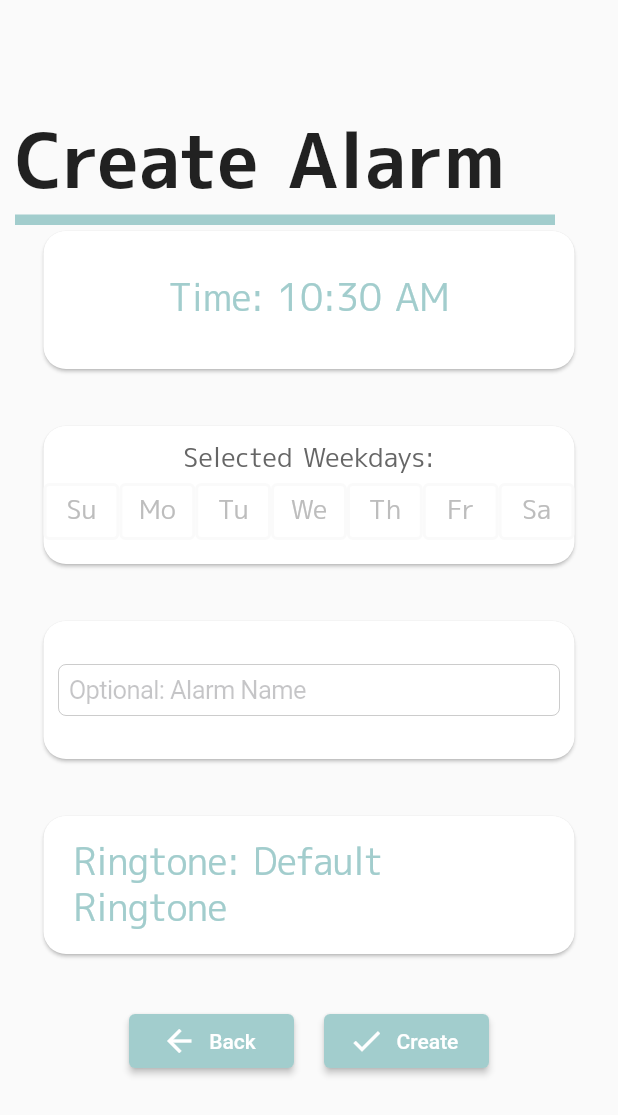
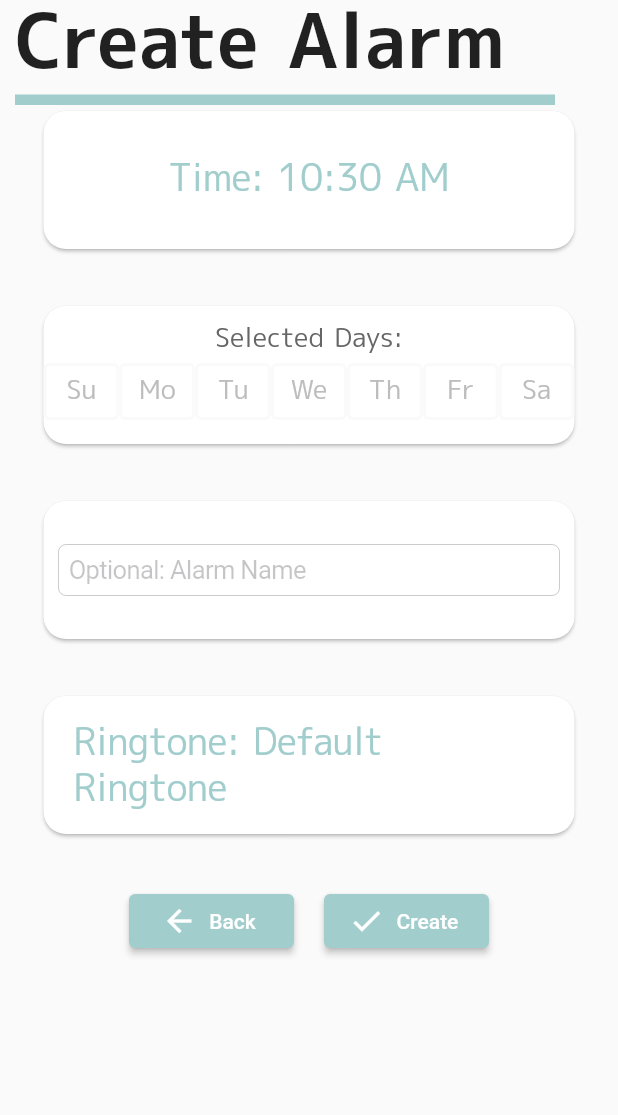
Before and after one commit to aceeedev/toki, a Flutter app: the AlarmPage screen opened directly, after a tap on the "add" icon, on a phone screen of 412 x 824 dp. Shown: the top 1115 px of the screen. Run offline on Flutter 3.47's test engine with Material 2 defaults, Android fonts, the phone set to English and light mode, and no system bars; our stand-ins replace audioplayers, flutter_local_notifications, flutter_native_timezone, rxdart, sqflite, timezone; missing offline and left inert: maze, notification_permissions; accounts and stored records are empty.

Commit message:
added safearea and fixed create alarm page
added create form provider, tested app on iPhone 5, and made puzzles work on smaller devices

```diff
--- a/lib/app.dart
+++ b/lib/app.dart
@@ -124,7 +124,8 @@ class _MyAppState extends State<MyApp> with WidgetsBindingObserver {
   @override
   Widget build(BuildContext context) {
     return Scaffold(
-      body: FutureBuilder(
+      body: SafeArea(
+        child: FutureBuilder(
           future: allowedNotificationsPerm,
           builder: (context, snapshot) {
             if (snapshot.connectionState == ConnectionState.waiting) {
@@ -182,6 +183,7 @@ class _MyAppState extends State<MyApp> with WidgetsBindingObserver {
           return const Text('No permission status yet');
 
           }),
+      ),
       bottomNavigationBar: BottomNavigationBar(
         items: [
           BottomNavigationBarItem(
--- a/lib/main.dart
+++ b/lib/main.dart
@@ -1,6 +1,7 @@
 import 'package:flutter/material.dart';
 import 'package:provider/provider.dart';
 import 'package:toki/providers/styles.dart';
+import 'package:toki/providers/create_form.dart';
 import 'package:toki/app.dart';
 
 void main() {
@@ -10,9 +11,11 @@ void main() {
     MultiProvider(
       providers: [
         ChangeNotifierProvider(create: (_) => Styles()),
+        ChangeNotifierProvider(create: (_) => CreateForm()),
       ],
       child: const MaterialApp(
         home: MyApp(),
+        debugShowCheckedModeBanner: false,
       ),
     ),
   );
--- a/lib/page/alarm_page.dart
+++ b/lib/page/alarm_page.dart
@@ -54,7 +54,8 @@ class _AlarmPageState extends State<AlarmPage> {
 
   @override
   Widget build(BuildContext context) => Scaffold(
-    body: Column(
+    body: SafeArea(
+      child: Column(
         crossAxisAlignment: CrossAxisAlignment.start,
         mainAxisAlignment: MainAxisAlignment.start,
         children: [
@@ -68,7 +69,7 @@ class _AlarmPageState extends State<AlarmPage> {
                 child: Align(
                   alignment: Alignment.topRight,
                   child: Padding(
-                  padding: const EdgeInsets.fromLTRB(0.0, 85.0, 20.0, 0.0),
+                    padding: const EdgeInsets.only(right: 20.0),
                     child: IconButton(
                       onPressed: () {
                         Navigator.of(context).push(MaterialPageRoute<void>(
@@ -103,6 +104,7 @@ class _AlarmPageState extends State<AlarmPage> {
           ),
         ]
       ),
+    ),
     floatingActionButton: FloatingActionButton(
       child: const Icon(Icons.add),
       backgroundColor: context.watch<Styles>().selectedAccentColor,
--- a/lib/page/create_alarm_page.dart
+++ b/lib/page/create_alarm_page.dart
@@ -5,6 +5,7 @@ import 'package:provider/provider.dart';
 import 'package:audioplayers/audioplayers.dart';
 import 'package:toki/backend/database_helpers.dart';
 import 'package:toki/backend/notification_api.dart';
+import 'package:toki/providers/create_form.dart';
 import 'package:toki/providers/styles.dart';
 import 'package:toki/model/alarm.dart';
 import 'package:toki/widget/page_title.dart';
@@ -17,7 +18,6 @@ class StatefulAlarmPage extends StatefulWidget {
 }
 
 class _StatefulAlarmPageState extends State<StatefulAlarmPage> {
-  DateTime time = DateTime.now();
   late TextEditingController _controller;
 
   List<DayButton> dayButtons = [
@@ -31,48 +31,32 @@ class _StatefulAlarmPageState extends State<StatefulAlarmPage> {
   ];
 
   String alarmName = "";
-  String alarmRingtone = "";
-  String alarmRingtoneName = "";
+
   late List<RingToneListTile> ringtoneListTiles;
-
   late List<Widget> listOfListViewWidgets;
 
-  Future setRingtone(String ringtoneName, String ringtone) async {
-    if (mounted) {
-      setState(() {
-        alarmRingtoneName = ringtoneName;
-      });
-
-      alarmRingtone = ringtone;
-    }
-  }
 
   List<RingToneListTile> createRingtoneListTiles() {
     return [
       RingToneListTile(
         title: 'Default Ringtone',
         sound: 'digital_alarm_sound.wav',
-        setRingtone: setRingtone,
       ),
       RingToneListTile(
         title: 'Beeping Ringtone',
         sound: 'beeping_alarm.wav',
-        setRingtone: setRingtone,
       ),
       RingToneListTile(
         title: 'Fast Beeping Ringtone',
         sound: 'fast_beeping.wav',
-        setRingtone: setRingtone,
       ),
       RingToneListTile(
         title: 'Melody Ringtone',
         sound: 'alarm_melody.wav',
-        setRingtone: setRingtone,
       ),
       RingToneListTile(
         title: 'Bell Ringtone',
         sound: 'bell_alarm.wav',
-        setRingtone: setRingtone,
       ),
     ];
   }
@@ -81,17 +65,16 @@ class _StatefulAlarmPageState extends State<StatefulAlarmPage> {
     return [
       _StyledCard(
         child: CupertinoButton(
-          onPressed: () => _showDialog(
+          onPressed: () =>
+            _showDialog(
               CupertinoDatePicker(
-              initialDateTime: time,
+                initialDateTime: context.read<CreateForm>().time,
                 mode: CupertinoDatePickerMode.time,
                 use24hFormat: false,
-              onDateTimeChanged: (DateTime newTime) {
-                setState(() => time = newTime);
-              },
+                onDateTimeChanged: (DateTime newTime) => context.read<CreateForm>().setTime(newTime),
               ),
             ),
-          child: Text('Time: ${DateFormat('hh:mm a').format(time)}',
+          child: Text('Time: ${DateFormat('hh:mm a').format(context.watch<CreateForm>().time)}',
               style: context.watch<Styles>().selectTimeText),
         ),
       ),
@@ -99,7 +82,7 @@ class _StatefulAlarmPageState extends State<StatefulAlarmPage> {
         child: Column(
           mainAxisAlignment: MainAxisAlignment.center,
           children: [
-            Text('Selected Weekdays:',
+            Text('Selected Days:',
                 style: context.watch<Styles>().mediumTextDefault),
             Row(
               mainAxisAlignment: MainAxisAlignment.start,
@@ -157,7 +140,7 @@ class _StatefulAlarmPageState extends State<StatefulAlarmPage> {
                   ],
                 ));
               }),
-          child: Text('Ringtone: $alarmRingtoneName',
+          child: Text('Ringtone: ${context.read<CreateForm>().ringtoneName}',
               style: context.watch<Styles>().selectTimeText),
         ),
       ),
@@ -198,21 +181,20 @@ class _StatefulAlarmPageState extends State<StatefulAlarmPage> {
 
   @override
   void initState() {
+    WidgetsBinding.instance?.addPostFrameCallback((timeStamp) {
+      context.read<CreateForm>().resetTime();
+      context.read<CreateForm>().setRingtoneName(ringtoneListTiles.first.title);
+      context.read<CreateForm>().setRingtoneSound(ringtoneListTiles.first.sound);
+    });
+
     ringtoneListTiles = createRingtoneListTiles();
-    alarmRingtoneName = ringtoneListTiles.first.title;
-    alarmRingtone = ringtoneListTiles.first.sound;
 
     _controller = TextEditingController();
     _controller.addListener(() {
       alarmName = _controller.text;
     });
+
     super.initState();
-  }
-
-  @override
-  void didChangeDependencies() {
-    super.didChangeDependencies();
-    listOfListViewWidgets = createListOfListViewWidgets();
   }
 
   @override
@@ -223,10 +205,13 @@ class _StatefulAlarmPageState extends State<StatefulAlarmPage> {
 
   @override
   Widget build(BuildContext context) {
+    listOfListViewWidgets = createListOfListViewWidgets();
+
     return Hero(
       tag: 'createAlarm',
       child: Scaffold(
-        body: Column(children: [
+        body: SafeArea(
+          child: Column(children: [
             const PageTitle(
               title: 'Create Alarm',
               padding: true,
@@ -245,6 +230,7 @@ class _StatefulAlarmPageState extends State<StatefulAlarmPage> {
                   itemCount: 5),
             )
           ]),
+        ),
       ),
     );
   }
@@ -295,7 +281,7 @@ class _StatefulAlarmPageState extends State<StatefulAlarmPage> {
       );
     } else {
       final alarm = Alarm(
-        time: time,
+        time: context.read<CreateForm>().time,
         selectedSu: selectedDays['Su']!,
         selectedMo: selectedDays['Mo']!,
         selectedTu: selectedDays['Tu']!,
@@ -304,7 +290,7 @@ class _StatefulAlarmPageState extends State<StatefulAlarmPage> {
         selectedFr: selectedDays['Fr']!,
         selectedSa: selectedDays['Sa']!,
         alarmName: alarmName,
-        alarmRingtone: alarmRingtone,
+        alarmRingtone: context.read<CreateForm>().ringtoneSound,
         alarmOn: true,
         currentAlarm: false,
       );
@@ -370,14 +356,12 @@ class _DayButtonState extends State<DayButton> {
 class RingToneListTile extends StatefulWidget {
   final String title;
   final String sound;
-  final Function setRingtone;
   AudioCache cache = AudioCache(prefix: 'assets/audios/');
 
   RingToneListTile(
       {Key? key,
       required this.title,
-      required this.sound,
-      required this.setRingtone})
+      required this.sound})
       : super(key: key);
 
   @override
@@ -394,7 +378,8 @@ class _RingToneListTileState extends State<RingToneListTile> {
             style: context.watch<Styles>().largeTextDefault,
           ),
           onPressed: () {
-            widget.setRingtone(widget.title, widget.sound);
+            context.read<CreateForm>().setRingtoneName(widget.title);
+            context.read<CreateForm>().setRingtoneSound(widget.sound);
             Navigator.of(context).pop();
           },
         ),
--- a/lib/page/leaderboard_page.dart
+++ b/lib/page/leaderboard_page.dart
@@ -9,7 +9,8 @@ class LeaderboardPage extends StatelessWidget {
   @override
   Widget build(BuildContext context) {
     return Scaffold(
-      body: Column(
+      body: SafeArea(
+        child: Column(
           children: [
             const PageTitle(
               title: 'Leaderboard',
@@ -25,6 +26,7 @@ class LeaderboardPage extends StatelessWidget {
             ),
           ]
         ),
+      ),
     );
   }
 }
--- a/lib/page/puzzle_page.dart
+++ b/lib/page/puzzle_page.dart
@@ -48,7 +48,8 @@ class _PuzzlePageState extends State<PuzzlePage> {
 
   @override
   Widget build(BuildContext context) => Scaffold(
-    body: Column(
+    body: SafeArea(
+      child: Column(
         crossAxisAlignment: CrossAxisAlignment.start,
         mainAxisAlignment: MainAxisAlignment.start,
         children: [
@@ -72,6 +73,7 @@ class _PuzzlePageState extends State<PuzzlePage> {
           ),
         ]
       ),
+    ),
   );
 
   Widget buildPuzzles() => ListView.builder(
--- a/lib/page/settings_page.dart
+++ b/lib/page/settings_page.dart
@@ -51,13 +51,14 @@ class _SettingsPageState extends State<SettingsPage> {
   @override
   Widget build(BuildContext context) {
     return Scaffold(
-      body: Column(
+      body: SafeArea(
+        child: Column(
           crossAxisAlignment: CrossAxisAlignment.start,
           children: [
             Align(
               alignment: Alignment.topLeft,
               child: Container(
-              padding: const EdgeInsets.fromLTRB(10.0, 50.0, 0.0, 10.0),
+                padding: const EdgeInsets.only(left: 10.0, bottom: 10.0),
                 child: IconButton(
                   onPressed: () => Navigator.pop(context),
                   icon: Icon(
@@ -128,6 +129,7 @@ class _SettingsPageState extends State<SettingsPage> {
             ),
           ]
         ),
+      ),
     );
   }
 
--- /dev/null
+++ b/lib/providers/create_form.dart
@@ -0,0 +1,36 @@
+import 'package:flutter/material.dart';
+
+
+class CreateForm with ChangeNotifier{
+  DateTime _time = DateTime.now();
+  String _ringtoneName = '';
+  String _ringtoneSound = '';
+
+  DateTime get time => _time;
+  String get ringtoneName => _ringtoneName;
+  String get ringtoneSound => _ringtoneSound;
+
+
+  void resetTime() {
+    _time = DateTime.now();
+    notifyListeners();
+  }
+
+  void setTime(DateTime newTime) {
+    _time = newTime;
+    notifyListeners();
+    print(_time);
+  }
+
+  void setRingtoneName(String newRingtoneName) {
+    _ringtoneName = newRingtoneName;
+    notifyListeners();
+    print(_ringtoneName);
+  }
+
+  void setRingtoneSound(String newRingtoneSound) {
+    _ringtoneSound = newRingtoneSound;
+    notifyListeners();
+    print(_ringtoneSound);
+  }
+}
--- a/lib/puzzles/matching_icons.dart
+++ b/lib/puzzles/matching_icons.dart
@@ -79,7 +79,7 @@ class _MatchingIconsState extends State<MatchingIcons> {
                 crossAxisCount: crossAxisCount,
                 crossAxisSpacing: 10.0,
                 mainAxisSpacing: 10.0,
-                childAspectRatio: 3/2,
+                childAspectRatio: numOfButtons == 15 ? 2 : 1.5,
               ),
             ),
           ),
--- a/lib/puzzles/puzzle_helper.dart
+++ b/lib/puzzles/puzzle_helper.dart
@@ -92,7 +92,8 @@ class PuzzleTemplate extends StatelessWidget {
     return WillPopScope(
       onWillPop: () async => false,
       child: Scaffold(
-        body: Column(
+        body: SafeArea(
+          child: Column(
             children: [
               PageTitle(
                 title: puzzleName,
@@ -111,6 +112,7 @@ class PuzzleTemplate extends StatelessWidget {
             ],
           ),
         ),
+      ),
     );
   }
 }
--- a/lib/widget/page_title.dart
+++ b/lib/widget/page_title.dart
@@ -13,7 +13,7 @@ class PageTitle extends StatelessWidget {
     return Align(
       alignment: Alignment.topLeft,
       child: Container(
-        padding: padding ? const EdgeInsets.fromLTRB(10.0, 80.0, 0.0, 0.0) : const EdgeInsets.only(left: 10.0),
+        padding: const EdgeInsets.only(left: 10.0),
         child: Column(
           crossAxisAlignment: CrossAxisAlignment.start,
           children: [
```
Also changed, not shown: lib/widget/alarm_widget.dart (+2 -7 lines), 4 other files. Lines whose indentation alone changed are shown as unchanged.
